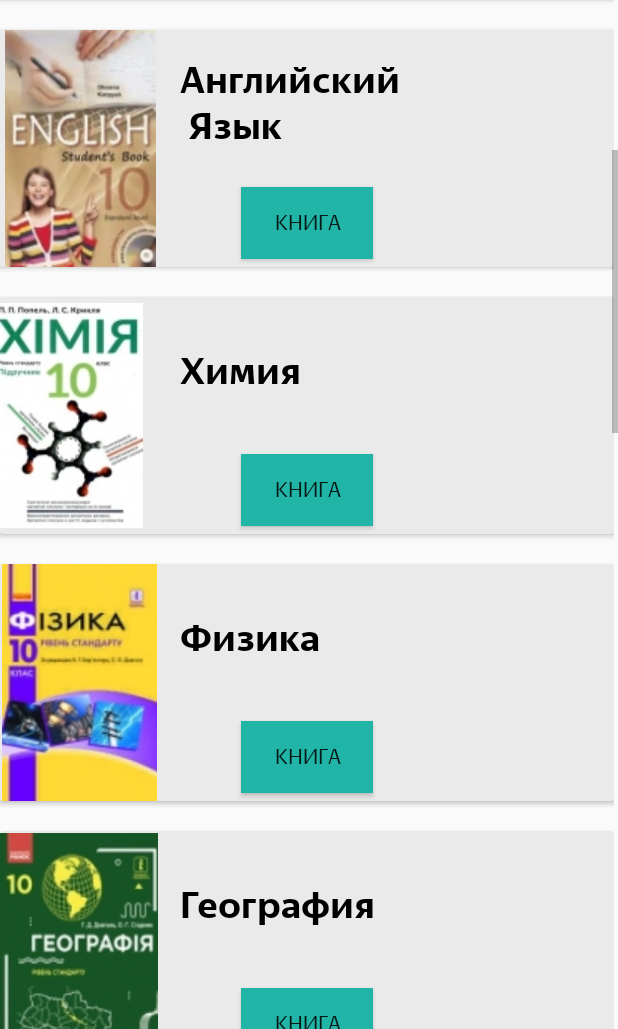
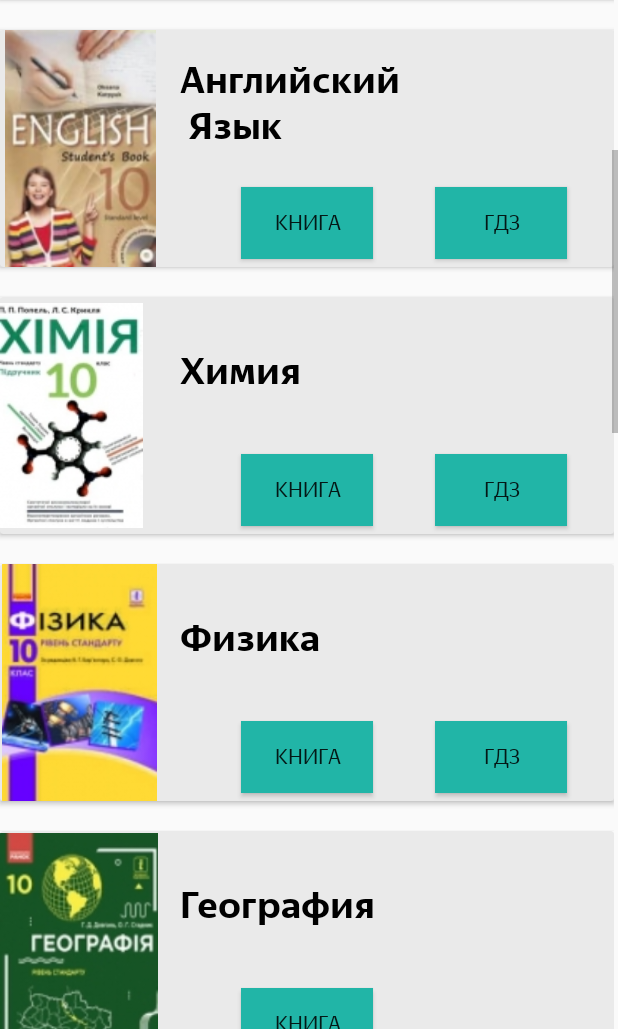
Before and after one commit to Luckyakalucka/RenaBooks, an Android app: the screen it shows after launch (MainActivity), scrolled down 502 dp, on a phone screen of 412 x 824 dp, the part 207-1236 px from its top. Run offline under Robolectric (Android 15) with nearby library versions, the phone set to English and light mode, and no system bars.

Commit message:
Naebka XD

```diff
--- a/app/src/main/res/layout/activity_main.xml
+++ b/app/src/main/res/layout/activity_main.xml
@@ -52,9 +52,9 @@
             <!-- Украиский язык -->
             <androidx.cardview.widget.CardView
                 android:layout_width="match_parent"
+                app:cardBackgroundColor="@color/gray"
                 android:layout_height="158dp"
-                android:layout_marginTop="20dp"
-                app:cardBackgroundColor="@color/gray">
+                android:layout_marginTop="20dp">
 
                 <Button
                     android:id="@+id/tv1"
@@ -82,9 +82,8 @@
 
                 <ImageView
                     android:id="@+id/imageView"
-                    android:layout_width="106dp"
-                    android:layout_height="158dp"
-                    android:layout_marginTop="8dp"
+                    android:layout_width="108dp"
+                    android:layout_height="match_parent"
                     android:contentDescription="@string/todo"
                     app:srcCompat="@drawable/ua_lang" />
 
@@ -187,7 +186,6 @@
                     android:layout_gravity="bottom"
                     android:layout_marginStart="290dp"
                     android:layout_marginBottom="5dp"
-                    android:visibility="invisible"
                     android:fontFamily="@font/yandex_regular"
                     android:background="@color/colorAccent"
                     android:onClick="onMyButtonClick"
@@ -237,7 +235,6 @@
                     android:layout_gravity="bottom"
                     android:layout_marginStart="290dp"
                     android:layout_marginBottom="5dp"
-                    android:visibility="invisible"
                     android:fontFamily="@font/yandex_regular"
                     android:background="@color/colorAccent"
                     android:onClick="onMyButtonClick"
@@ -287,7 +284,7 @@
                     android:layout_gravity="bottom"
                     android:layout_marginStart="290dp"
                     android:layout_marginBottom="5dp"
-                    android:visibility="invisible"
+
                     android:background="@color/colorAccent"
                     android:fontFamily="@font/yandex_regular"
                     android:onClick="onMyButtonClick"
@@ -481,7 +478,6 @@
                     android:layout_gravity="bottom"
                     android:layout_marginStart="290dp"
                     android:layout_marginBottom="5dp"
-                    android:visibility="invisible"
                     android:fontFamily="@font/yandex_regular"
                     android:background="@color/colorAccent"
                     android:onClick="onMyButtonClick"
```
Also changed, not shown: app/src/main/java/com/luckyakalucka/renabooks/Settings.java (+13 -4 lines), app/src/main/res/layout/activity_settings2.xml (+29 -1 lines).
